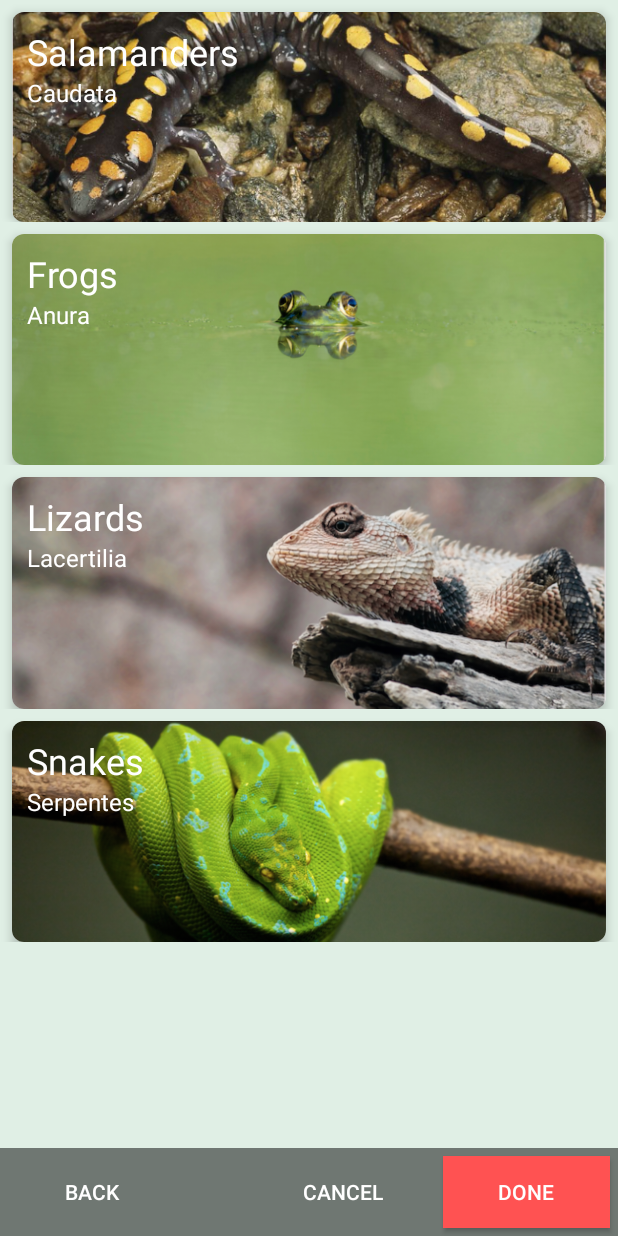
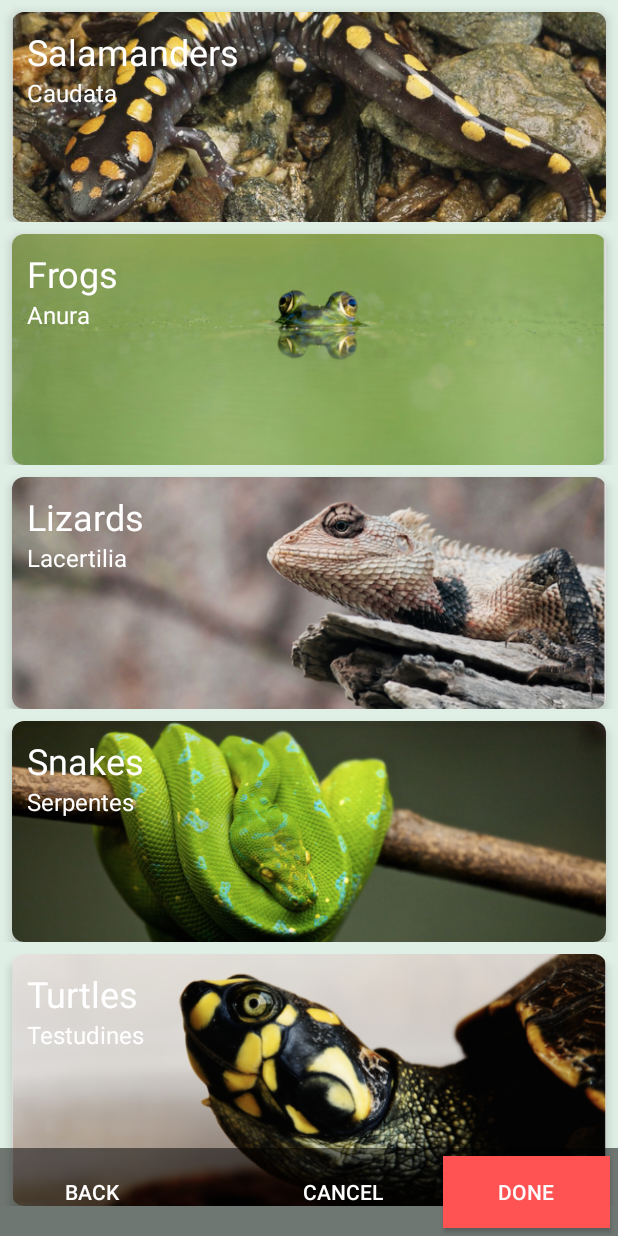
Before and after one commit to Chinese-Dragon/Wildlife-Collector, an Android app: the fragment CollectionSpecies shown on its own in the app's theme, on a phone screen of 412 x 824 dp. Run offline under Robolectric (Android 15) with nearby library versions, the phone set to English and light mode, and no system bars.

Commit message:
Added Turtles Back In

```diff
--- a/CodeBase/wildlife/app/src/main/java/edu/drury/mcs/wildlife/Fragment/CollectionSpecies.java
+++ b/CodeBase/wildlife/app/src/main/java/edu/drury/mcs/wildlife/Fragment/CollectionSpecies.java
@@ -100,9 +100,9 @@ public class CollectionSpecies extends Fragment implements View.OnClickListener
                     break;
                 case 3:
                     data.add(new Species("Snakes","Serpentes",i));
-                    //break;
-                //case 4:
-                    //data.add(new Species("Turtles","Testudines",i));
+                    break;
+                case 4:
+                    data.add(new Species("Turtles","Testudines",i));
             }
         }
 
--- a/CodeBase/wildlife/app/src/main/res/layout/activity_species_data_table.xml
+++ b/CodeBase/wildlife/app/src/main/res/layout/activity_species_data_table.xml
@@ -33,7 +33,7 @@
                 android:layout_weight="1"/>
 
             <TextView
-                android:id="@+id/common_name"
+                android:id="@+id/scientific_name"
                 android:layout_height="wrap_content"
                 android:layout_width="wrap_content"
                 android:text="Scientific Name"
```
